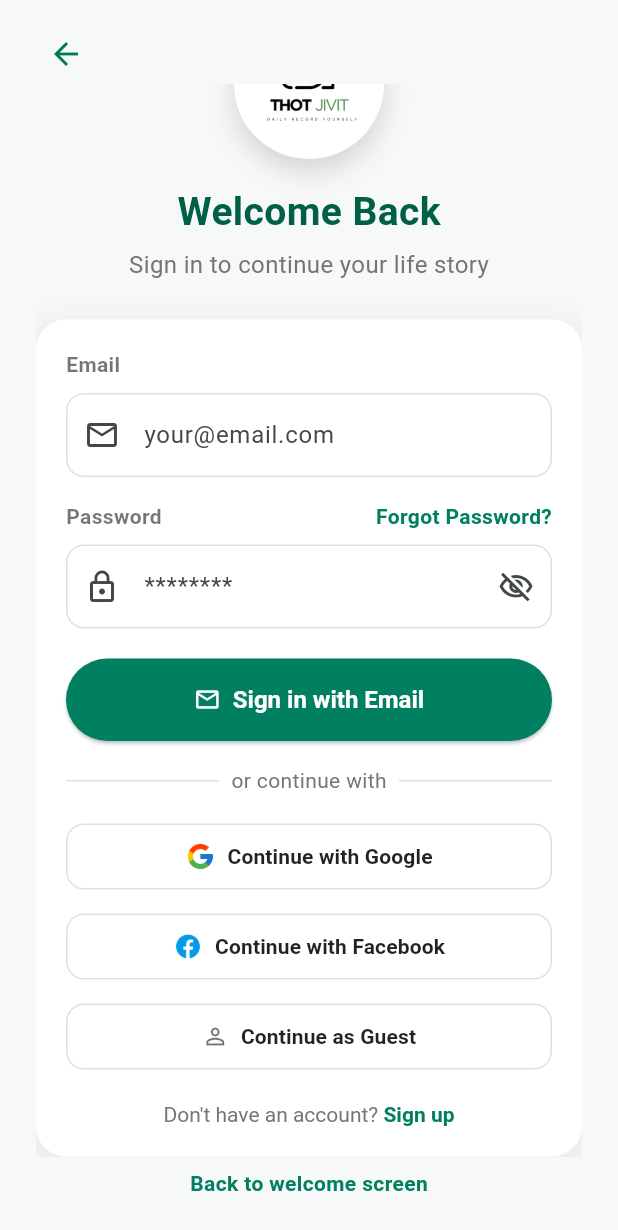
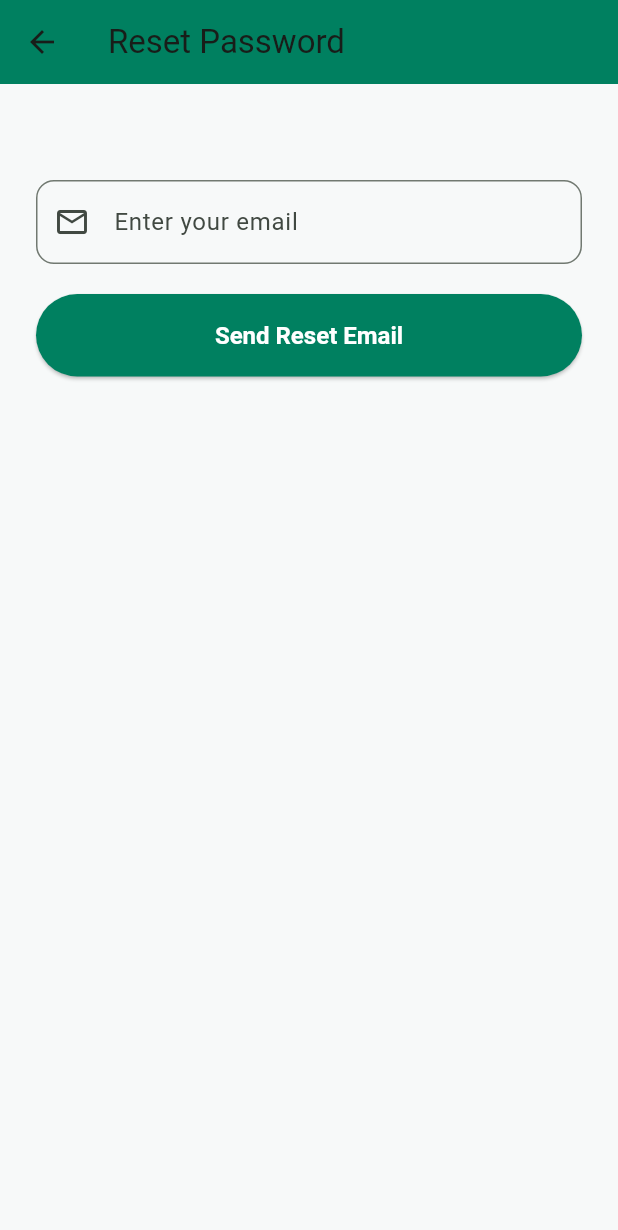
Before and after one commit to fallingstaa/Thort_Jivit, a Flutter app: the SignInScreen screen opened directly, scrolled down 50 dp, after a tap on "Forgot Password?", on a phone screen of 412 x 824 dp. Shown: the top 1230 px of the screen. Run offline on Flutter 3.47's test engine with Material 3 defaults, Android fonts, the light colour scheme and no system bars; our stand-ins replace firebase_auth, firebase_core; accounts and stored records are empty; network calls fail.

Commit message:
Add reset password screen, signup navigation logic, and firebase_options connection setup

```diff
--- /dev/null
+++ b/lib/screen/ForgotPasswordScreen.dart
@@ -0,0 +1,86 @@
+import 'package:flutter/material.dart';
+import 'package:firebase_auth/firebase_auth.dart';
+
+class ForgotPasswordScreen extends StatefulWidget {
+  const ForgotPasswordScreen({super.key});
+
+  @override
+  State<ForgotPasswordScreen> createState() => _ForgotPasswordScreenState();
+}
+
+class _ForgotPasswordScreenState extends State<ForgotPasswordScreen> {
+  final TextEditingController _emailController = TextEditingController();
+  bool _isLoading = false;
+
+  Future<void> _resetPassword() async {
+    setState(() {
+      _isLoading = true;
+    });
+
+    try {
+      await FirebaseAuth.instance
+          .sendPasswordResetEmail(email: _emailController.text.trim());
+
+      ScaffoldMessenger.of(context).showSnackBar(
+        const SnackBar(content: Text('Password reset email sent!')),
+      );
+    } on FirebaseAuthException catch (e) {
+      ScaffoldMessenger.of(context).showSnackBar(
+        SnackBar(content: Text(e.message ?? 'Error occurred')),
+      );
+    } finally {
+      setState(() {
+        _isLoading = false;
+      });
+    }
+  }
+
+  @override
+  Widget build(BuildContext context) {
+    return Scaffold(
+      backgroundColor: const Color(0xFFF7F9F9),
+      appBar: AppBar(
+        title: const Text('Reset Password'),
+        backgroundColor: const Color(0xFF008060),
+      ),
+      body: Padding(
+        padding: const EdgeInsets.all(24.0),
+        child: Column(
+          children: [
+            const SizedBox(height: 40),
+            TextField(
+              controller: _emailController,
+              decoration: InputDecoration(
+                hintText: 'Enter your email',
+                prefixIcon: const Icon(Icons.email_outlined),
+                border: OutlineInputBorder(
+                  borderRadius: BorderRadius.circular(12),
+                ),
+              ),
+            ),
+            const SizedBox(height: 20),
+            SizedBox(
+              width: double.infinity,
+              child: ElevatedButton(
+                onPressed: _isLoading ? null : _resetPassword,
+                style: ElevatedButton.styleFrom(
+                  backgroundColor: const Color(0xFF008060),
+                  padding: const EdgeInsets.symmetric(vertical: 16),
+                  shape: RoundedRectangleBorder(
+                    borderRadius: BorderRadius.circular(50),
+                  ),
+                ),
+                child: _isLoading
+                    ? const CircularProgressIndicator(color: Colors.white)
+                    : const Text(
+                        'Send Reset Email',
+                        style: TextStyle(fontSize: 16, fontWeight: FontWeight.bold),
+                      ),
+              ),
+            ),
+          ],
+        ),
+      ),
+    );
+  }
+}
--- a/lib/screen/SignInScreen.dart
+++ b/lib/screen/SignInScreen.dart
@@ -2,6 +2,10 @@ import 'package:flutter/gestures.dart';
 import 'package:flutter/material.dart';
 import 'SignUpScreen.dart';
 import 'HomeScreen.dart';
+import 'ForgotPasswordScreen.dart'; // <-- Forgot password screen
+
+// --- Firebase imports ---
+import 'package:firebase_auth/firebase_auth.dart';
 
 class SignInScreen extends StatefulWidget {
   const SignInScreen({super.key});
@@ -13,14 +17,27 @@ class SignInScreen extends StatefulWidget {
 class _SignInScreenState extends State<SignInScreen> {
   bool _isPasswordVisible = false;
 
+  // --- Controllers for email/password ---
+  final TextEditingController _emailController = TextEditingController();
+  final TextEditingController _passwordController = TextEditingController();
+
+  // --- Firebase Auth instance ---
+  final FirebaseAuth _auth = FirebaseAuth.instance;
+
+  @override
+  void dispose() {
+    _emailController.dispose();
+    _passwordController.dispose();
+    super.dispose();
+  }
+
   @override
   Widget build(BuildContext context) {
     return Scaffold(
-      backgroundColor: const Color(0xFFF7F9F9), // A light background color
+      backgroundColor: const Color(0xFFF7F9F9),
       body: SafeArea(
         child: Padding(
           padding: const EdgeInsets.symmetric(horizontal: 24.0, vertical: 16.0),
-          // Using a Column with an Expanded ListView to keep it on one screen
           child: Column(
             crossAxisAlignment: CrossAxisAlignment.start,
             children: [
@@ -42,7 +59,7 @@ class _SignInScreenState extends State<SignInScreen> {
     );
   }
 
-  /// Builds the top back button.
+  // --- Back button ---
   Widget _buildAppBar() {
     return InkWell(
       onTap: () {
@@ -58,15 +75,14 @@ class _SignInScreenState extends State<SignInScreen> {
     );
   }
 
-  /// Builds the header with logo and welcome text.
+  // --- Header ---
   Widget _buildHeader() {
     return Center(
       child: Column(
         children: [
-          // Logo
           Container(
-            width: 100, // Reduced logo size
-            height: 100, // Reduced logo size
+            width: 100,
+            height: 100,
             padding: const EdgeInsets.all(4),
             decoration: BoxDecoration(
               color: Colors.white,
@@ -102,7 +118,7 @@ class _SignInScreenState extends State<SignInScreen> {
     );
   }
 
-  /// Builds the main sign-in form container.
+  // --- Sign-in form ---
   Widget _buildSignInForm() {
     return Container(
       padding: const EdgeInsets.all(20.0),
@@ -123,13 +139,14 @@ class _SignInScreenState extends State<SignInScreen> {
         children: [
           const Text(
             'Email',
-            style: TextStyle(
-              fontWeight: FontWeight.w600,
-              color: Colors.black54,
-            ),
+            style: TextStyle(fontWeight: FontWeight.w600, color: Colors.black54),
           ),
           const SizedBox(height: 8),
-          _buildTextField(hint: 'your@email.com', icon: Icons.email_outlined),
+          _buildTextField(
+            hint: 'your@email.com',
+            icon: Icons.email_outlined,
+            controller: _emailController,
+          ),
           const SizedBox(height: 16),
           _buildPasswordHeader(),
           const SizedBox(height: 8),
@@ -145,8 +162,7 @@ class _SignInScreenState extends State<SignInScreen> {
     );
   }
 
-  // --- Helper widgets for the form ---
-
+  // --- Password row with forgot link ---
   Widget _buildPasswordHeader() {
     return Row(
       mainAxisAlignment: MainAxisAlignment.spaceBetween,
@@ -157,7 +173,10 @@ class _SignInScreenState extends State<SignInScreen> {
         ),
         GestureDetector(
           onTap: () {
-            // Handle forgot password
+            // Navigate to ForgotPasswordScreen
+            Navigator.of(context).push(
+              MaterialPageRoute(builder: (context) => const ForgotPasswordScreen()),
+            );
           },
           child: const Text(
             'Forgot Password?',
@@ -171,8 +190,13 @@ class _SignInScreenState extends State<SignInScreen> {
     );
   }
 
-  Widget _buildTextField({required String hint, required IconData icon}) {
+  Widget _buildTextField({
+    required String hint,
+    required IconData icon,
+    TextEditingController? controller,
+  }) {
     return TextField(
+      controller: controller,
       decoration: InputDecoration(
         hintText: hint,
         prefixIcon: Icon(icon),
@@ -190,16 +214,15 @@ class _SignInScreenState extends State<SignInScreen> {
 
   Widget _buildPasswordField() {
     return TextField(
+      controller: _passwordController,
       obscureText: !_isPasswordVisible,
       decoration: InputDecoration(
         hintText: '********',
         prefixIcon: const Icon(Icons.lock_outline),
         suffixIcon: IconButton(
-          icon: Icon(
-            _isPasswordVisible
+          icon: Icon(_isPasswordVisible
               ? Icons.visibility_outlined
-                : Icons.visibility_off_outlined,
-          ),
+              : Icons.visibility_off_outlined),
           onPressed: () {
             setState(() {
               _isPasswordVisible = !_isPasswordVisible;
@@ -218,14 +241,27 @@ class _SignInScreenState extends State<SignInScreen> {
     );
   }
 
+  // --- Sign in button with Firebase logic ---
   Widget _buildSignInButton() {
     return SizedBox(
       width: double.infinity,
       child: ElevatedButton.icon(
-        onPressed: () {
+        onPressed: () async {
+          try {
+            UserCredential userCredential =
+                await _auth.signInWithEmailAndPassword(
+              email: _emailController.text.trim(),
+              password: _passwordController.text.trim(),
+            );
+            // --- Navigate to HomeScreen on success ---
             Navigator.of(context).pushReplacement(
               MaterialPageRoute(builder: (context) => const HomeScreen()),
             );
+          } on FirebaseAuthException catch (e) {
+            ScaffoldMessenger.of(context).showSnackBar(
+              SnackBar(content: Text(e.message ?? 'Sign in failed')),
+            );
+          }
         },
         icon: const Icon(Icons.email_outlined, color: Colors.white),
         label: const Text(
@@ -296,13 +332,10 @@ class _SignInScreenState extends State<SignInScreen> {
                   color: Color(0xFF008060),
                   fontWeight: FontWeight.bold,
                 ),
-                recognizer:
-                    TapGestureRecognizer()
+                recognizer: TapGestureRecognizer()
                   ..onTap = () {
                     Navigator.of(context).push(
-                          MaterialPageRoute(
-                            builder: (context) => const SignUpScreen(),
-                          ),
+                      MaterialPageRoute(builder: (context) => const SignUpScreen()),
                     );
                   },
               ),
@@ -324,16 +357,12 @@ class _SignInScreenState extends State<SignInScreen> {
       width: double.infinity,
       child: OutlinedButton.icon(
         onPressed: onPressed,
-        icon:
-            isIconData
+        icon: isIconData
             ? Icon(iconData, color: Colors.black54)
             : Image.asset(iconAsset!, height: 20),
         label: Text(
           label,
-          style: const TextStyle(
-            color: Colors.black87,
-            fontWeight: FontWeight.w600,
-          ),
+          style: const TextStyle(color: Colors.black87, fontWeight: FontWeight.w600),
         ),
         style: OutlinedButton.styleFrom(
           padding: const EdgeInsets.symmetric(vertical: 12),
@@ -346,14 +375,13 @@ class _SignInScreenState extends State<SignInScreen> {
     );
   }
 
-  /// Builds the footer text at the bottom.
   Widget _buildFooter() {
     return Center(
       child: Padding(
         padding: const EdgeInsets.symmetric(vertical: 8.0),
         child: GestureDetector(
           onTap: () {
-            // Add navigation logic to welcome screen if needed
+            // TODO: Add navigation logic to welcome screen
           },
           child: const Text(
             'Back to welcome screen',
```
Also changed, not shown: lib/main.dart (+7 -7 lines), lib/screen/SignUpScreen.dart (+73 -42 lines), lib/screen/welcome.dart (+13 -15 lines), lib/services/auth_service.dart (added, +41 -0 lines), firebase.json (added), lib/firebase_options.dart (added), 4 other files. Lines whose indentation alone changed are shown as unchanged.
